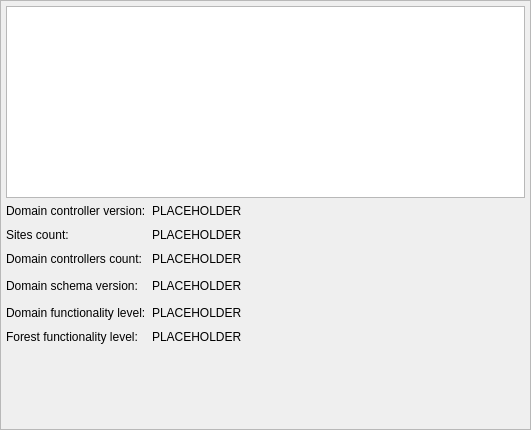
altlinux/admc, file src/admc/domain_info_results_widget/domain_info_results_widget.ui: the form before one commit.
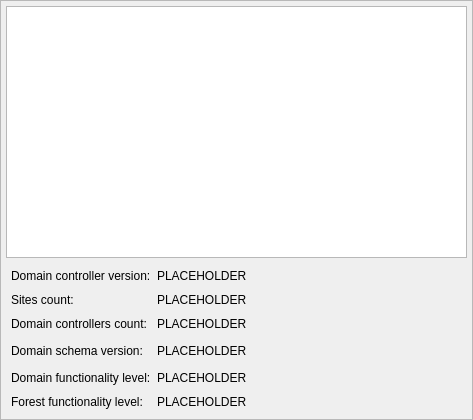
The form after the commit.

Commit message: Remove vertical spacer from domain info widget

Diff of the .ui file:
```diff
--- a/src/admc/domain_info_results_widget/domain_info_results_widget.ui
+++ b/src/admc/domain_info_results_widget/domain_info_results_widget.ui
@@ -6,8 +6,8 @@
    <rect>
     <x>0</x>
     <y>0</y>
-    <width>531</width>
-    <height>430</height>
+    <width>473</width>
+    <height>420</height>
    </rect>
   </property>
   <property name="windowTitle">
@@ -55,8 +55,17 @@
       </item>
       <item>
        <layout class="QGridLayout" name="gridLayout_2">
+        <property name="leftMargin">
+         <number>5</number>
+        </property>
         <property name="topMargin">
-         <number>0</number>
+         <number>5</number>
+        </property>
+        <property name="rightMargin">
+         <number>5</number>
+        </property>
+        <property name="bottomMargin">
+         <number>5</number>
         </property>
         <property name="verticalSpacing">
          <number>10</number>
@@ -160,19 +169,6 @@
         </item>
        </layout>
       </item>
-      <item>
-       <spacer name="verticalSpacer">
-        <property name="orientation">
-         <enum>Qt::Vertical</enum>
-        </property>
-        <property name="sizeHint" stdset="0">
-         <size>
-          <width>20</width>
-          <height>40</height>
-         </size>
-        </property>
-       </spacer>
-      </item>
      </layout>
     </widget>
    </item>
```
